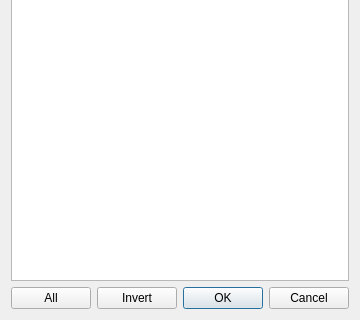
Before: the Qt Designer form src/plugins/biostruct3d_view/src/ui/SelectModelsDialog.ui in dualword/ugene-qt4, drawn with Qt 5; both pictures show x 0 to 360 and y 213 to 533 of the 360 by 533 pixel window.
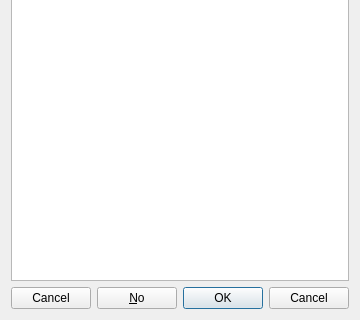
After: the same form once the commit is applied.

```diff
--- a/src/plugins/biostruct3d_view/src/ui/SelectModelsDialog.ui
+++ b/src/plugins/biostruct3d_view/src/ui/SelectModelsDialog.ui
@@ -6,7 +6,7 @@
    <rect>
     <x>0</x>
     <y>0</y>
-    <width>282</width>
+    <width>344</width>
     <height>533</height>
    </rect>
   </property>
@@ -18,35 +18,21 @@
     <widget class="QListWidget" name="modelsList"/>
    </item>
    <item>
-    <layout class="QHBoxLayout" name="horizontalLayout">
-     <item>
-      <widget class="QPushButton" name="allButton">
-       <property name="text">
-        <string>All</string>
+    <layout class="QGridLayout" name="gridLayout">
+     <item row="0" column="0">
+      <widget class="QDialogButtonBox" name="buttonBox_1">
+       <property name="layoutDirection">
+        <enum>Qt::RightToLeft</enum>
        </property>
-      </widget>
-     </item>
-     <item>
-      <widget class="QPushButton" name="inverButton">
-       <property name="text">
-        <string>Invert</string>
+       <property name="standardButtons">
+        <set>QDialogButtonBox::Cancel|QDialogButtonBox::No</set>
        </property>
+       <property name="centerButtons">
+        <bool>false</bool>
+       </property>
       </widget>
      </item>
-     <item>
-      <spacer name="horizontalSpacer">
-       <property name="orientation">
-        <enum>Qt::Horizontal</enum>
-       </property>
-       <property name="sizeHint" stdset="0">
-        <size>
-         <width>40</width>
-         <height>20</height>
-        </size>
-       </property>
-      </spacer>
-     </item>
-     <item>
+     <item row="0" column="1">
       <widget class="QDialogButtonBox" name="buttonBox">
        <property name="orientation">
         <enum>Qt::Horizontal</enum>
```
Left out of the diff: 19 changed lines with no effect on the pictures.
